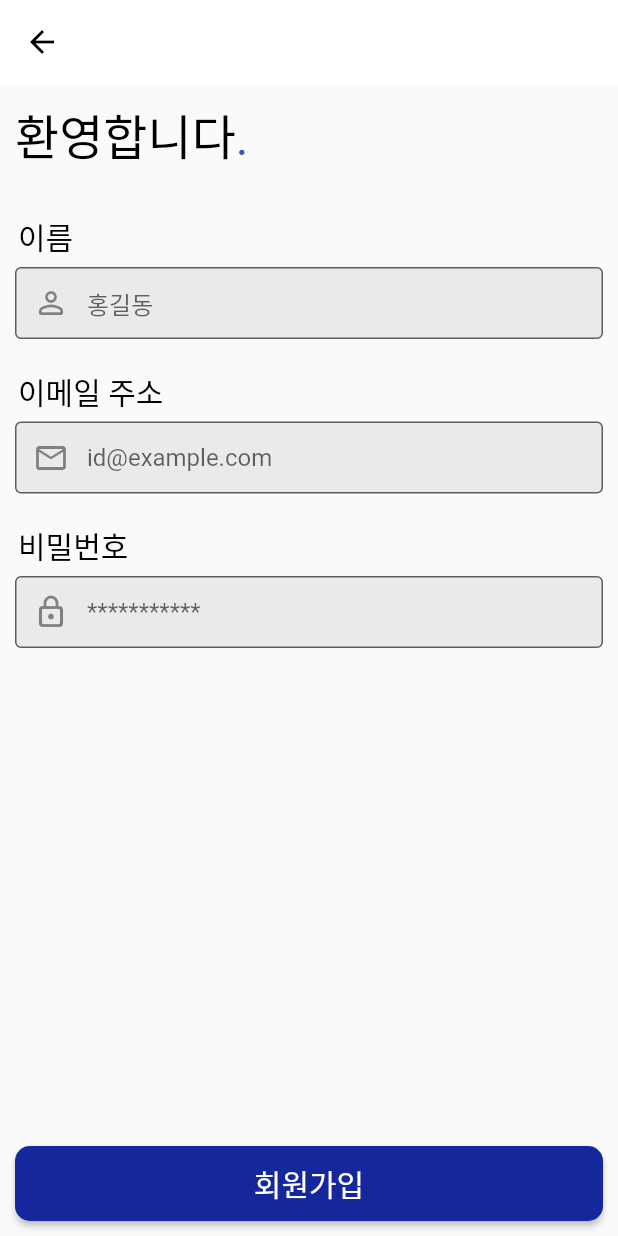
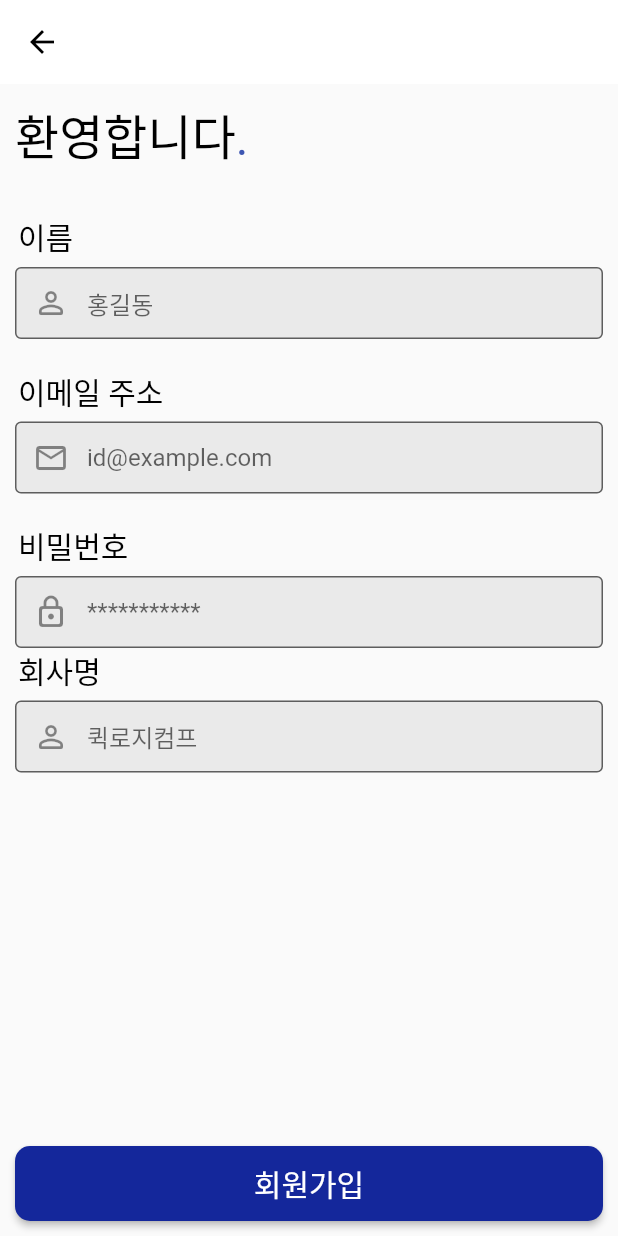
Before and after one commit to minseonkkim/QuickLogi, a Flutter app: the JoinScreen screen opened directly, on a phone screen of 412 x 824 dp. Run offline on Flutter 3.47's test engine with Material 2 defaults, Android fonts, the phone set to English and light mode, and no system bars; our stand-ins replace firebase_auth, firebase_core, get; accounts and stored records are empty; Roboto replaces fonts that are missing (Pretendard, PretendardBold).

Commit message:
join screen 수정, 에뮬레이터 확인 필요

```diff
--- a/companyapp/lib/screens/authentication/join_screen.dart
+++ b/companyapp/lib/screens/authentication/join_screen.dart
@@ -7,15 +7,16 @@ import 'package:flutter_application_1/utilities/constants.dart';
 import 'package:flutter_application_1/utilities/validators.dart';
 import 'package:get/get.dart';
 
-
 class JoinScreen extends StatelessWidget {
   FocusNode _nameFocus = new FocusNode();
   FocusNode _emailFocus = new FocusNode();
   FocusNode _passwordFocus = new FocusNode();
+  FocusNode _compnameFocus = new FocusNode();
 
   TextEditingController _nameController = TextEditingController();
   TextEditingController _emailController = TextEditingController();
   TextEditingController _passwordController = TextEditingController();
+  TextEditingController _compnameController = TextEditingController();
 
   GlobalKey<FormState> _formKey = GlobalKey<FormState>();
 
@@ -133,6 +134,30 @@ class JoinScreen extends StatelessWidget {
                             hintText: '***********',
                             border: OutlineInputBorder(),
                             contentPadding: EdgeInsets.all(5))),
+                    Padding(
+                      padding: const EdgeInsets.fromLTRB(2, 0, 0, 5),
+                      child: Text(
+                        '회사명',
+                        style: TextStyle(
+                            fontFamily: 'Pretendard',
+                            color: Colors.black,
+                            fontSize: 20),
+                      ),
+                    ),
+                    TextFormField(
+                        keyboardType: TextInputType.text,
+                        focusNode: _compnameFocus,
+                        controller: _nameController,
+                        decoration: InputDecoration(
+                            fillColor: GREY2,
+                            filled: true,
+                            prefixIcon: Icon(Icons.person_outline_rounded),
+                            hintText: '퀵로지컴프',
+                            border: OutlineInputBorder(),
+                            contentPadding: EdgeInsets.all(5))),
+                    SizedBox(
+                      height: 20,
+                    ),
                   ],
                 )),
               )),
--- a/companyapp/lib/screens/splash_screen.dart
+++ b/companyapp/lib/screens/splash_screen.dart
@@ -22,7 +22,6 @@ class SplashScreen extends StatefulWidget {
 }
 
 class _SplashScreenState extends State<SplashScreen> {
-
   final controller = Get.put(LogInAndJoinButtonController());
   @override
   void initState() {
--- a/companyapp/pubspec.yaml
+++ b/companyapp/pubspec.yaml
@@ -30,7 +30,7 @@ environment:
 dependencies:
   flutter:
     sdk: flutter
-  cloud_firestore: ^3.1.5
+  cloud_firestore: 4.6.0
 
 
   # The following adds the Cupertino Icons font to your application.
```
Also changed, not shown: companyapp/lib/main.dart (+7 -0 lines), companyapp/pubspec.lock, 3 other files.
